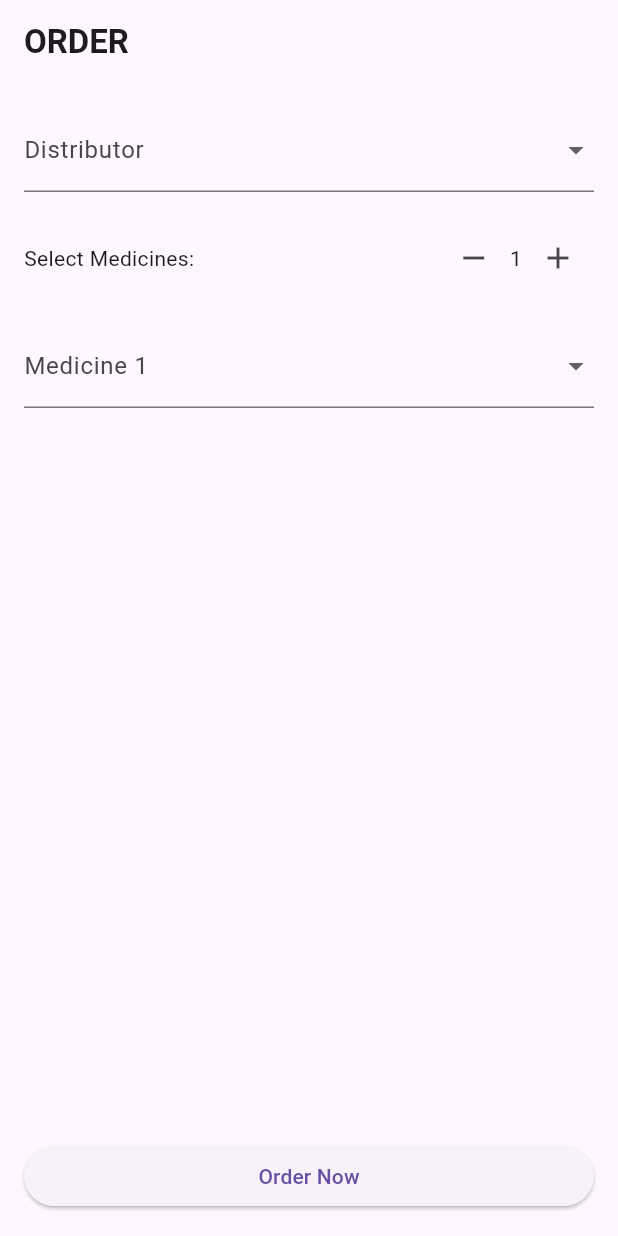
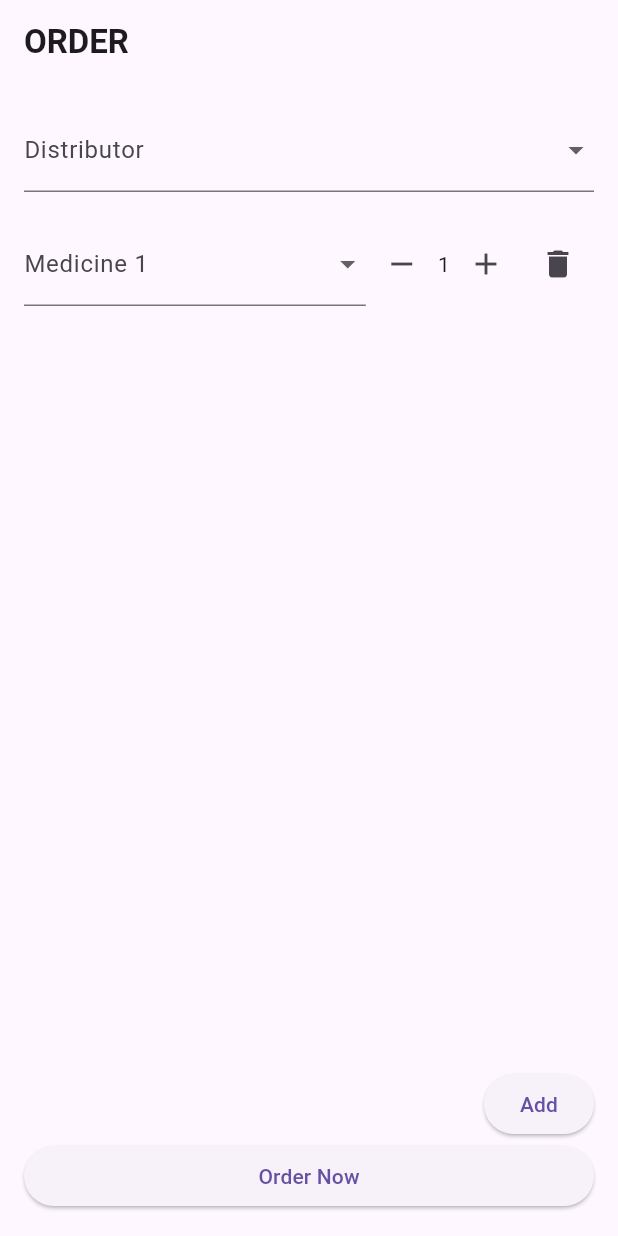
Before and after one commit to 5tea1th04/medi_stock, a Flutter app: the screen it shows after launch, on a phone screen of 412 x 824 dp. Run offline on Flutter 3.47's test engine with Material 3 defaults, Android fonts, the phone set to English and light mode, and no system bars.

Commit message:
Order_screen update

```diff
--- a/lib/Screens/order_screen.dart
+++ b/lib/Screens/order_screen.dart
@@ -9,10 +9,14 @@ class OrderScreen extends StatefulWidget {
 
 class _OrderScreenState extends State<OrderScreen> {
   String? selectedDistributor;
-  int medicineCount = 1;
-  List<String?> selectedMedicines = [null]; // List to store selected medicines
+  List<Map<String, dynamic>> selectedMedicines = [{'medicine': null, 'count': 1}
+  ]; // List to store selected medicines and their count
 
-  List<String> distributors = ['Distributor A', 'Distributor B', 'Distributor C'];
+  List<String> distributors = [
+    'Distributor A',
+    'Distributor B',
+    'Distributor C'
+  ];
   List<String> medicines = ['Medicine A', 'Medicine B', 'Medicine C'];
 
   @override
@@ -23,8 +27,7 @@ class _OrderScreenState extends State<OrderScreen> {
           "ORDER",
           style: TextStyle(fontWeight: FontWeight.bold),
         ),
-      ),
-      body: Padding(
+      ),body: Padding(
       padding: const EdgeInsets.all(16.0),
       child: Column(
         crossAxisAlignment: CrossAxisAlignment.start,
@@ -47,48 +50,21 @@ class _OrderScreenState extends State<OrderScreen> {
           ),
           SizedBox(height: 20),
 
-            // Medicine Counter
-            Row(
-              children: [
-                Text('Select Medicines:'),
-                Spacer(),
-                IconButton(
-                  icon: Icon(Icons.remove),
-                  onPressed: () {
-                    if (medicineCount > 1) {
-                      setState(() {
-                        medicineCount--;
-                        selectedMedicines.removeLast();
-                      });
-                    }
-                  },
-                ),
-                Text('$medicineCount'),
-                IconButton(
-                  icon: Icon(Icons.add),
-                  onPressed: () {
-                    setState(() {
-                      medicineCount++;
-                      selectedMedicines.add(null);
-                    });
-                  },
-                ),
-              ],
-            ),
-            SizedBox(height: 20),
-
-            // Medicine Dropdowns
+          // Medicine Dropdowns with Add/Remove Buttons and Count
           Expanded(
             child: ListView.builder(
-                itemCount: medicineCount,
+              itemCount: selectedMedicines.length,
               itemBuilder: (context, index) {
-                  return DropdownButtonFormField<String>(
-                    decoration:
-                    InputDecoration(labelText: 'Medicine ${index + 1}'),
-                    value: selectedMedicines[index],
-                    onChanged: (newValue) {
+                return Row(
+                  children: [
+                    Expanded(
+                      child: DropdownButtonFormField<String>(
+                        decoration: InputDecoration(
+                            labelText: 'Medicine ${index + 1}'),
+                        value: selectedMedicines[index]['medicine'],
+                        onChanged: (newValue){
                           setState(() {
-                        selectedMedicines[index] = newValue;
+                            selectedMedicines[index]['medicine'] = newValue;
                           });
                         },
                         items: medicines.map((medicine) {
@@ -97,9 +73,59 @@ class _OrderScreenState extends State<OrderScreen> {
                             child: Text(medicine),
                           );
                         }).toList(),
+                      ),
+                    ),
+                    Row(
+                      children: [
+                        IconButton(
+                          icon: Icon(Icons.remove),
+                          onPressed: () {
+                            if (selectedMedicines[index]['count'] > 1) {
+                              setState(() {
+                                selectedMedicines[index]['count']--;
+                              });
+                            }
+                          },
+                        ),
+                        Text('${selectedMedicines[index]['count']}'),
+                        IconButton(
+                          icon: Icon(Icons.add),
+                          onPressed: () {
+                            setState(() {
+                              selectedMedicines[index]['count']++;
+                            });
+                          },
+                        ),
+                        IconButton(
+                          icon: Icon(Icons.delete),
+                          onPressed: () {
+                            if (selectedMedicines.length > 1) {
+                              setState(() {
+                                selectedMedicines.removeAt(index);
+                              });
+                            }
+                          },
+                        ),
+                      ],
+                    ),
+                  ],
                 );
               },
             ),
+          ),
+          SizedBox(height: 20),
+          Row(
+            mainAxisAlignment: MainAxisAlignment.end,
+            children: [
+              ElevatedButton(
+                onPressed: () {
+                  setState(() {
+                    selectedMedicines.add({'medicine': null, 'count': 1});
+                  });
+                },
+                child: Text('Add'),
+              ),
+            ],
           ),
 
           // Order Now Button
```
Lines whose indentation alone changed are shown as unchanged.
